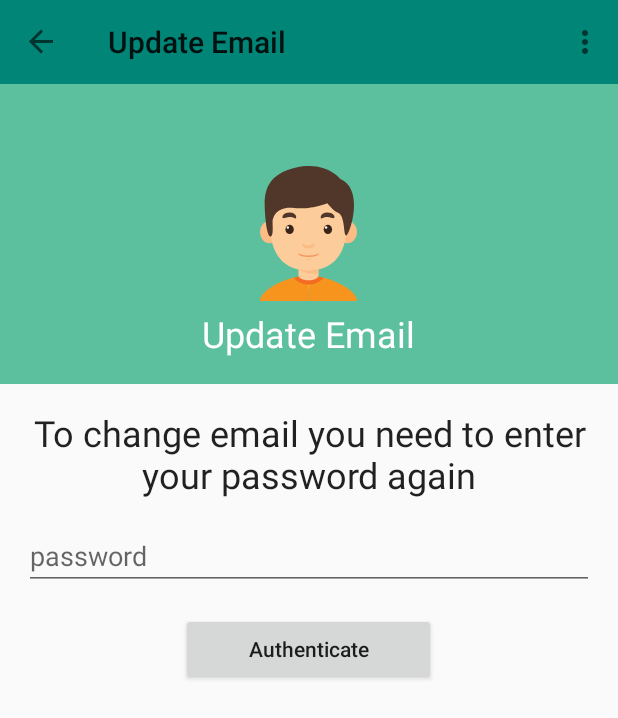
After one commit to probelalkhan/Firebase-Authentication-Tutorial-2019, an Android app: the UpdateEmailFragment screen opened through its navigation route, on a phone screen of 412 x 824 dp. The commit adds this screen. Shown: the top 718 px of the screen. Run offline under Robolectric (Android 15) with nearby library versions, the phone set to English and light mode, and no system bars; our stand-ins replace Firebase (no records; nobody signed in at launch, a user with empty details on screens opened directly), navigation-ui.

Commit message:
Updating Email

```diff
--- a/app/src/main/java/net/simplifiedcoding/firebaseauthtutorial/ui/fragments/ProfileFragment.kt
+++ b/app/src/main/java/net/simplifiedcoding/firebaseauthtutorial/ui/fragments/ProfileFragment.kt
@@ -114,6 +114,11 @@ class ProfileFragment : Fragment() {
             val action = ProfileFragmentDirections.actionVerifyPhone()
             Navigation.findNavController(it).navigate(action)
         }
+
+        text_email.setOnClickListener {
+            val action = ProfileFragmentDirections.actionUpdateEmail()
+            Navigation.findNavController(it).navigate(action)
+        }
     }
 
     private fun takePictureIntent() {
--- /dev/null
+++ b/app/src/main/java/net/simplifiedcoding/firebaseauthtutorial/ui/fragments/UpdateEmailFragment.kt
@@ -0,0 +1,104 @@
+package net.simplifiedcoding.firebaseauthtutorial.ui.fragments
+
+
+import android.os.Bundle
+import android.util.Patterns
+import androidx.fragment.app.Fragment
+import android.view.LayoutInflater
+import android.view.View
+import android.view.ViewGroup
+import androidx.navigation.Navigation
+import com.google.firebase.auth.EmailAuthProvider
+import com.google.firebase.auth.FirebaseAuth
+import com.google.firebase.auth.FirebaseAuthInvalidCredentialsException
+import kotlinx.android.synthetic.main.fragment_update_email.*
+
+import net.simplifiedcoding.firebaseauthtutorial.R
+import net.simplifiedcoding.firebaseauthtutorial.utils.toast
+
+
+class UpdateEmailFragment : Fragment() {
+
+    private val currentUser = FirebaseAuth.getInstance().currentUser
+
+    override fun onCreateView(
+        inflater: LayoutInflater, container: ViewGroup?,
+        savedInstanceState: Bundle?
+    ): View? {
+        // Inflate the layout for this fragment
+        return inflater.inflate(R.layout.fragment_update_email, container, false)
+    }
+
+    override fun onViewCreated(view: View, savedInstanceState: Bundle?) {
+        super.onViewCreated(view, savedInstanceState)
+
+        layoutPassword.visibility = View.VISIBLE
+        layoutUpdateEmail.visibility = View.GONE
+
+
+        button_authenticate.setOnClickListener {
+
+            val password = edit_text_password.text.toString().trim()
+
+            if (password.isEmpty()) {
+                edit_text_password.error = "Password required"
+                edit_text_password.requestFocus()
+                return@setOnClickListener
+            }
+
+
+            currentUser?.let { user ->
+                val credential = EmailAuthProvider.getCredential(user.email!!, password)
+                progressbar.visibility = View.VISIBLE
+                user.reauthenticate(credential)
+                    .addOnCompleteListener { task ->
+                        progressbar.visibility = View.GONE
+                        when {
+                            task.isSuccessful -> {
+                                layoutPassword.visibility = View.GONE
+                                layoutUpdateEmail.visibility = View.VISIBLE
+                            }
+                            task.exception is FirebaseAuthInvalidCredentialsException -> {
+                                edit_text_password.error = "Invalid Password"
+                                edit_text_password.requestFocus()
+                            }
+                            else -> context?.toast(task.exception?.message!!)
+                        }
+                    }
+            }
+
+        }
+
+        button_update.setOnClickListener { view ->
+            val email = edit_text_email.text.toString().trim()
+
+            if (email.isEmpty()) {
+                edit_text_email.error = "Email Required"
+                edit_text_email.requestFocus()
+                return@setOnClickListener
+            }
+
+            if (!Patterns.EMAIL_ADDRESS.matcher(email).matches()) {
+                edit_text_email.error = "Valid Email Required"
+                edit_text_email.requestFocus()
+                return@setOnClickListener
+            }
+
+            progressbar.visibility = View.VISIBLE
+            currentUser?.let { user ->
+                user.updateEmail(email)
+                    .addOnCompleteListener { task ->
+                        progressbar.visibility = View.GONE
+                        if(task.isSuccessful){
+                            val action = UpdateEmailFragmentDirections.actionEmailUpdated()
+                            Navigation.findNavController(view).navigate(action)
+                        }else{
+                            context?.toast(task.exception?.message!!)
+                        }
+                    }
+
+            }
+        }
+    }
+
+}
--- a/app/src/main/java/net/simplifiedcoding/firebaseauthtutorial/ui/fragments/VerifyPhoneFragment.kt
+++ b/app/src/main/java/net/simplifiedcoding/firebaseauthtutorial/ui/fragments/VerifyPhoneFragment.kt
@@ -2,17 +2,16 @@ package net.simplifiedcoding.firebaseauthtutorial.ui.fragments
 
 
 import android.os.Bundle
-import androidx.fragment.app.Fragment
 import android.view.LayoutInflater
 import android.view.View
 import android.view.ViewGroup
+import androidx.fragment.app.Fragment
 import androidx.navigation.Navigation
 import com.google.firebase.FirebaseException
 import com.google.firebase.auth.FirebaseAuth
 import com.google.firebase.auth.PhoneAuthCredential
 import com.google.firebase.auth.PhoneAuthProvider
 import kotlinx.android.synthetic.main.fragment_verify_phone.*
-
 import net.simplifiedcoding.firebaseauthtutorial.R
 import net.simplifiedcoding.firebaseauthtutorial.utils.toast
 import java.util.concurrent.TimeUnit
--- /dev/null
+++ b/app/src/main/res/layout/fragment_update_email.xml
@@ -0,0 +1,128 @@
+<?xml version="1.0" encoding="utf-8"?>
+<FrameLayout xmlns:android="http://schemas.android.com/apk/res/android"
+             xmlns:tools="http://schemas.android.com/tools"
+             xmlns:app="http://schemas.android.com/apk/res-auto"
+             android:layout_width="match_parent" android:layout_height="match_parent"
+             tools:context=".ui.fragments.UpdateEmailFragment">
+
+
+    <RelativeLayout
+            android:layout_width="match_parent"
+            android:layout_height="match_parent">
+
+        <RelativeLayout
+                android:id="@+id/layoutHead"
+                android:background="#5CC09F"
+                android:layout_width="match_parent"
+                android:layout_height="200dp">
+
+            <ImageView
+                    android:id="@+id/image_view"
+                    android:background="@drawable/ic_boy"
+                    android:layout_centerInParent="true"
+                    android:layout_width="90dp"
+                    android:layout_height="90dp"/>
+
+            <TextView
+                    android:text="Update Email"
+                    android:textAlignment="center"
+                    android:layout_marginTop="5dp"
+                    android:textColor="@android:color/white"
+                    android:textAppearance="@style/TextAppearance.AppCompat.Headline"
+                    android:layout_centerHorizontal="true"
+                    android:layout_below="@id/image_view"
+                    android:enabled="true"
+                    android:id="@+id/edit_text_name"
+                    android:layout_width="wrap_content"
+                    android:layout_height="wrap_content"/>
+
+
+        </RelativeLayout>
+
+
+        <LinearLayout
+                android:animateLayoutChanges="true"
+                android:id="@+id/layoutPassword"
+                android:padding="16dp"
+                android:visibility="invisible"
+                android:layout_below="@id/layoutHead"
+                android:orientation="vertical"
+                android:layout_width="match_parent"
+                android:layout_height="wrap_content">
+
+            <TextView
+                    android:textAlignment="center"
+                    android:layout_marginBottom="15dp"
+                    android:textAppearance="@style/TextAppearance.AppCompat.Headline"
+                    android:text="To change email you need to enter your password again"
+                    android:layout_width="match_parent"
+                    android:layout_height="wrap_content"/>
+
+
+            <EditText
+                    android:digits="0123456789"
+                    android:maxLength="10"
+                    android:id="@+id/edit_text_password"
+                    android:layout_width="match_parent"
+                    android:layout_height="wrap_content"
+                    android:hint="password"
+                    android:inputType="textPassword"
+                    android:singleLine="true"/>
+
+            <Button
+                    android:layout_marginTop="15dp"
+                    android:layout_gravity="center_horizontal"
+                    android:textAllCaps="false"
+                    android:text="Authenticate"
+                    android:id="@+id/button_authenticate"
+                    android:layout_width="170dp"
+                    android:layout_height="wrap_content"/>
+
+        </LinearLayout>
+
+
+        <LinearLayout
+                android:animateLayoutChanges="true"
+                android:orientation="vertical"
+                android:visibility="visible"
+                android:id="@+id/layoutUpdateEmail"
+                android:padding="16dp"
+                android:layout_below="@id/layoutHead"
+                android:layout_width="match_parent"
+                android:layout_height="wrap_content"
+                android:gravity="center_vertical">
+
+
+            <EditText
+                    android:textAppearance="@style/TextAppearance.AppCompat.Headline"
+                    android:textAlignment="center"
+                    android:id="@+id/edit_text_email"
+                    android:layout_width="match_parent"
+                    android:layout_height="wrap_content"
+                    android:hint="New Email"
+                    android:inputType="textEmailAddress"
+                    android:singleLine="true"/>
+
+            <Button
+                    android:layout_marginTop="15dp"
+                    android:layout_gravity="center_horizontal"
+                    android:textAllCaps="false"
+                    android:text="Update"
+                    android:id="@+id/button_update"
+                    android:layout_width="150dp"
+                    android:layout_height="wrap_content"/>
+
+        </LinearLayout>
+
+
+        <ProgressBar
+                android:visibility="invisible"
+                android:id="@+id/progressbar"
+                android:layout_centerInParent="true"
+                android:layout_width="wrap_content"
+                android:layout_height="wrap_content"/>
+
+    </RelativeLayout>
+
+
+</FrameLayout>
--- a/app/src/main/res/navigation/nav_graph.xml
+++ b/app/src/main/res/navigation/nav_graph.xml
@@ -11,10 +11,17 @@
               tools:layout="@layout/fragment_profile">
         <action android:id="@+id/actionVerifyPhone"
                 app:destination="@id/verifyPhoneFragment"/>
+        <action android:id="@+id/actionUpdateEmail"
+                app:destination="@id/updateEmailFragment"/>
     </fragment>
     <fragment android:id="@+id/verifyPhoneFragment"
               android:name="net.simplifiedcoding.firebaseauthtutorial.ui.fragments.VerifyPhoneFragment"
               android:label="Verify Phone" tools:layout="@layout/fragment_verify_phone">
         <action android:id="@+id/actionPhoneVerified" app:destination="@id/profileFragment"/>
     </fragment>
+    <fragment android:id="@+id/updateEmailFragment"
+              android:name="net.simplifiedcoding.firebaseauthtutorial.ui.fragments.UpdateEmailFragment"
+              android:label="Update Email" tools:layout="@layout/fragment_update_email">
+        <action android:id="@+id/actionEmailUpdated" app:destination="@id/profileFragment"/>
+    </fragment>
 </navigation>
```
